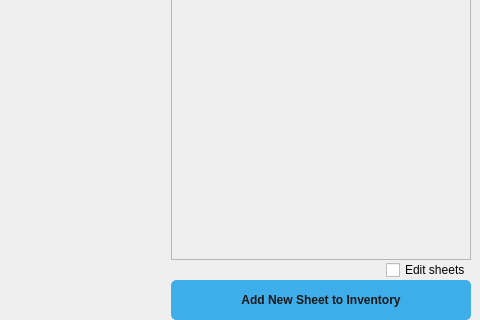
Qt form ui/widgets/sheets_in_inventory_tab.ui (TheCodingJsoftware/Invigo) before a commit; both pictures show x 577 to 1057 and y 347 to 667 of the 1057 by 667 pixel window.
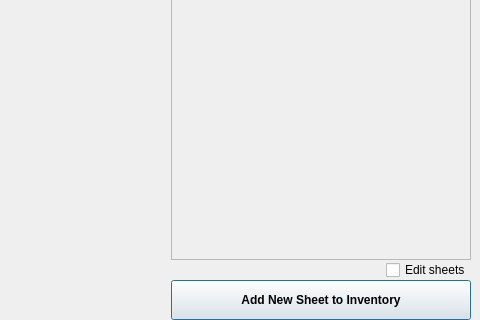
The same form after that commit. Icons and pictures are not drawn.

```diff
--- a/ui/widgets/sheets_in_inventory_tab.ui
+++ b/ui/widgets/sheets_in_inventory_tab.ui
@@ -259,27 +259,7 @@
             <string>Create a new item</string>
            </property>
            <property name="styleSheet">
-            <string notr="true">QPushButton#pushButton_add_new_sheet{
-    color: #171717;
-	background-color: #3daee9;
-	border: 1px solid #3daee9;
-	border-radius: 5px;
-	padding: 8px 16px;
-	font-weight: bold;
-}
-QPushButton#pushButton_add_new_sheet:hover{
-	background-color: #48b6ed;
-	border-color: #48b6ed;
-}
-QPushButton#pushButton_add_new_sheet:pressed{
-	background-color: #2b92c5;
-}
-QPushButton#pushButton_add_new_sheet:disabled{
-	background-color: rgba(44, 44, 44, 130);
-	border: 1px solid rgba(57, 57, 57, 130);
-	color: rgb(144, 144, 144);
-	border-radius: 4px;
-}</string>
+            <string notr="true"/>
            </property>
            <property name="text">
             <string>Add New Sheet to Inventory</string>
@@ -288,10 +268,7 @@
             <bool>false</bool>
            </property>
            <property name="default">
-            <bool>false</bool>
-           </property>
-           <property name="flat">
-            <bool>false</bool>
+            <bool>true</bool>
            </property>
           </widget>
          </item>
```
